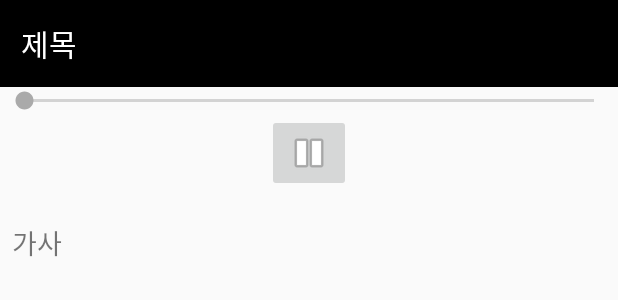
After one commit to NaDaPuPu/SeongnamFC, an Android app: the layout activity_music_detail.xml on its own in the app's theme, with its tools: preview values and no code run, on a phone screen of 412 x 824 dp. The commit adds this screen. Shown: the top 300 px of the screen. Run offline under Robolectric (Android 15) with nearby library versions, the phone set to English and light mode, and no system bars.

Commit message:
응원가 기능 수정, 코드 단순화

```diff
--- a/app/src/main/AndroidManifest.xml
+++ b/app/src/main/AndroidManifest.xml
@@ -12,8 +12,11 @@
         android:supportsRtl="true"
         android:theme="@style/AppTheme">
         <activity
+            android:name=".MusicDetailActivity"
+            android:theme="@style/Theme.AppCompat.Light.NoActionBar" />
+        <activity
             android:name=".PlayerDetailActivity"
-            android:label="선수 정보"></activity>
+            android:label="선수 정보" />
         <activity android:name=".MainActivity">
             <intent-filter>
                 <action android:name="android.intent.action.MAIN" />
--- a/app/src/main/java/com/pupu/seongnam/PlayerFragment.java
+++ b/app/src/main/java/com/pupu/seongnam/PlayerFragment.java
@@ -25,7 +25,7 @@ import java.util.ArrayList;
 public class PlayerFragment extends Fragment {
     private View v;
     private RecyclerAdapterPlayer adapter;
-    public static ArrayList<Player> players = new ArrayList();
+    public static ArrayList<Player> players = new ArrayList<>();
 
     @RequiresApi(api = Build.VERSION_CODES.O)
     @Override
--- a/app/src/main/java/com/pupu/seongnam/fragment_player/RecyclerAdapterPlayer.java
+++ b/app/src/main/java/com/pupu/seongnam/fragment_player/RecyclerAdapterPlayer.java
@@ -17,7 +17,6 @@ import java.util.ArrayList;
 public class RecyclerAdapterPlayer extends RecyclerView.Adapter {
     private View v;
     private ArrayList<RecyclerItemPlayer> mData = new ArrayList<>();
-    private SparseBooleanArray selectedItems = new SparseBooleanArray();
 
     @NonNull
     @Override
@@ -29,7 +28,7 @@ public class RecyclerAdapterPlayer extends RecyclerView.Adapter {
     @Override
     public void onBindViewHolder(@NonNull RecyclerView.ViewHolder holder, final int position) {
         ViewHolderPlayer viewHolderPlayer = (ViewHolderPlayer) holder;
-        viewHolderPlayer.onBind(mData.get(position), position, selectedItems);
+        viewHolderPlayer.onBind(mData.get(position), position);
         viewHolderPlayer.setOnViewHolderItemClickListener(new OnViewHolderItemClickListener() {
             @Override
             public void onViewHolderItemClick() {
--- a/app/src/main/java/com/pupu/seongnam/fragment_player/ViewHolderPlayer.java
+++ b/app/src/main/java/com/pupu/seongnam/fragment_player/ViewHolderPlayer.java
@@ -1,6 +1,5 @@
 package com.pupu.seongnam.fragment_player;
 
-import android.util.SparseBooleanArray;
 import android.view.View;
 import android.widget.LinearLayout;
 import android.widget.TextView;
@@ -30,7 +29,7 @@ public class ViewHolderPlayer extends RecyclerView.ViewHolder {
         });
     }
 
-    public void onBind(RecyclerItemPlayer item, int position, SparseBooleanArray selectedItems) {
+    public void onBind(RecyclerItemPlayer item, int position) {
         name.setText(item.getNameStr());
         num.setText(item.getB_numInt() + "");
     }
--- /dev/null
+++ b/app/src/main/res/layout/activity_music_detail.xml
@@ -0,0 +1,69 @@
+<?xml version="1.0" encoding="utf-8"?>
+<androidx.constraintlayout.widget.ConstraintLayout xmlns:android="http://schemas.android.com/apk/res/android"
+    xmlns:app="http://schemas.android.com/apk/res-auto"
+    xmlns:tools="http://schemas.android.com/tools"
+    android:layout_width="match_parent"
+    android:layout_height="match_parent"
+    tools:context=".MusicDetailActivity">
+
+    <TextView
+        android:id="@+id/title"
+        android:layout_width="0dp"
+        android:layout_height="wrap_content"
+        android:background="@color/colorPrimary"
+        android:fontFamily="@font/nanum_square_bold"
+        android:padding="14dp"
+        android:text="제목"
+        android:textColor="@android:color/white"
+        android:textSize="20sp"
+        app:layout_constraintEnd_toEndOf="parent"
+        app:layout_constraintStart_toStartOf="parent"
+        app:layout_constraintTop_toTopOf="parent" />
+
+    <SeekBar
+        android:id="@+id/seekBar"
+        android:layout_width="0dp"
+        android:layout_height="wrap_content"
+        app:layout_constraintEnd_toEndOf="parent"
+        app:layout_constraintStart_toStartOf="parent"
+        app:layout_constraintTop_toBottomOf="@+id/title" />
+
+    <ImageButton
+        android:id="@+id/imageButton"
+        android:layout_width="wrap_content"
+        android:layout_height="wrap_content"
+        app:layout_constraintEnd_toEndOf="parent"
+        app:layout_constraintStart_toStartOf="parent"
+        app:layout_constraintTop_toBottomOf="@+id/seekBar"
+        app:srcCompat="@android:drawable/ic_media_pause" />
+
+    <ScrollView
+        android:layout_width="match_parent"
+        android:layout_height="0dp"
+        android:layout_marginTop="20dp"
+        app:layout_constraintBottom_toBottomOf="parent"
+        app:layout_constraintEnd_toEndOf="parent"
+        app:layout_constraintStart_toStartOf="parent"
+        app:layout_constraintTop_toBottomOf="@+id/imageButton">
+
+        <androidx.constraintlayout.widget.ConstraintLayout
+            android:layout_width="match_parent"
+            android:layout_height="wrap_content">
+
+            <TextView
+                android:id="@+id/lyrics"
+                android:layout_width="0dp"
+                android:layout_height="wrap_content"
+                android:fontFamily="@font/nanum_square_bold"
+                android:paddingLeft="8dp"
+                android:paddingRight="8dp"
+                android:paddingBottom="20dp"
+                android:text="가사"
+                android:textSize="18sp"
+                app:layout_constraintBottom_toBottomOf="parent"
+                app:layout_constraintEnd_toEndOf="parent"
+                app:layout_constraintStart_toStartOf="parent" />
+        </androidx.constraintlayout.widget.ConstraintLayout>
+    </ScrollView>
+
+</androidx.constraintlayout.widget.ConstraintLayout>
```
Also changed, not shown: app/src/main/java/com/pupu/seongnam/MusicDetailActivity.java (added, +103 -0 lines), app/src/main/java/com/pupu/seongnam/MusicFragment.java (+24 -27 lines), app/src/main/java/com/pupu/seongnam/fragment_music/Music.java (added, +36 -0 lines), app/src/main/java/com/pupu/seongnam/fragment_music/RecyclerAdapterMusic.java (+8 -73 lines), app/src/main/java/com/pupu/seongnam/fragment_music/ViewHolderMusic.java (+2 -16 lines), app/src/main/res/layout/item_music.xml (+0 -21 lines), app/src/main/res/values/strings.xml (+15 -15 lines).
